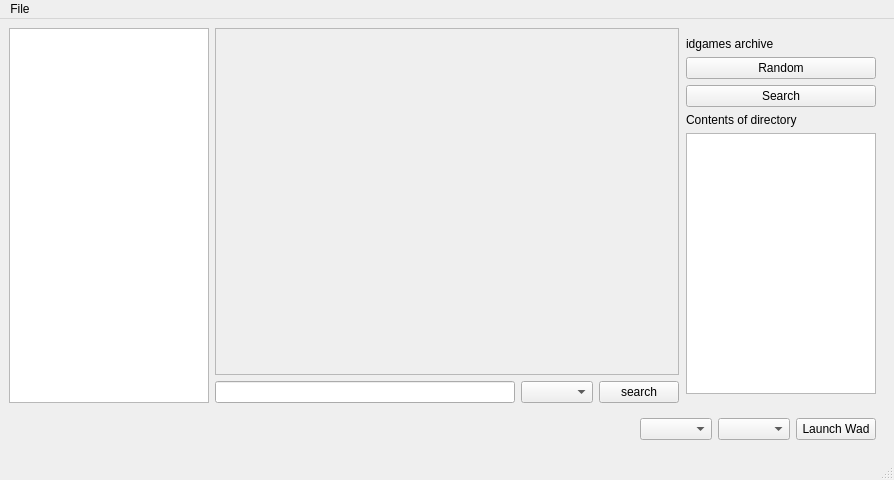
The window that src/main/resources/base/template/wadlauncher.ui (karlpet/WadLauncher) describes before a commit, drawn with Qt 5.
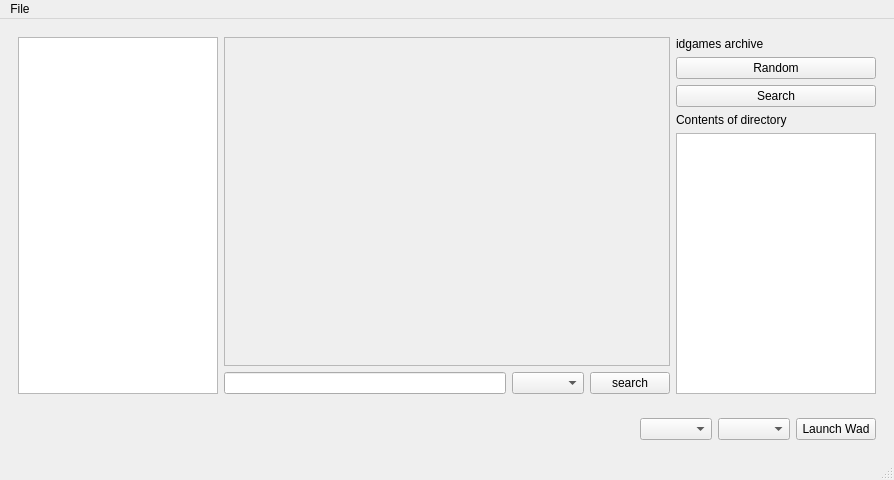
The same window after the commit.

The edit to the form file:
```diff
--- a/src/main/resources/base/template/wadlauncher.ui
+++ b/src/main/resources/base/template/wadlauncher.ui
@@ -17,6 +17,18 @@
    <layout class="QVBoxLayout" name="verticalLayout_2">
     <item>
      <layout class="QHBoxLayout" name="horizontalLayout_2">
+      <property name="leftMargin">
+       <number>9</number>
+      </property>
+      <property name="topMargin">
+       <number>9</number>
+      </property>
+      <property name="rightMargin">
+       <number>9</number>
+      </property>
+      <property name="bottomMargin">
+       <number>9</number>
+      </property>
       <item>
        <widget class="QListView" name="WadList">
         <property name="maximumSize">
@@ -57,6 +69,9 @@
             <property name="lineWidth">
              <number>0</number>
             </property>
+            <property name="horizontalScrollBarPolicy">
+             <enum>Qt::ScrollBarAlwaysOff</enum>
+            </property>
             <property name="widgetResizable">
              <bool>true</bool>
             </property>
@@ -65,8 +80,8 @@
               <rect>
                <x>0</x>
                <y>0</y>
-               <width>460</width>
-               <height>325</height>
+               <width>444</width>
+               <height>309</height>
               </rect>
              </property>
             </widget>
@@ -110,7 +125,16 @@
           <enum>QLayout::SetDefaultConstraint</enum>
          </property>
          <property name="leftMargin">
-          <number>1</number>
+          <number>0</number>
+         </property>
+         <property name="topMargin">
+          <number>0</number>
+         </property>
+         <property name="rightMargin">
+          <number>0</number>
+         </property>
+         <property name="bottomMargin">
+          <number>0</number>
          </property>
          <item>
           <widget class="QWidget" name="DoomWorldWidget" native="true">
```
